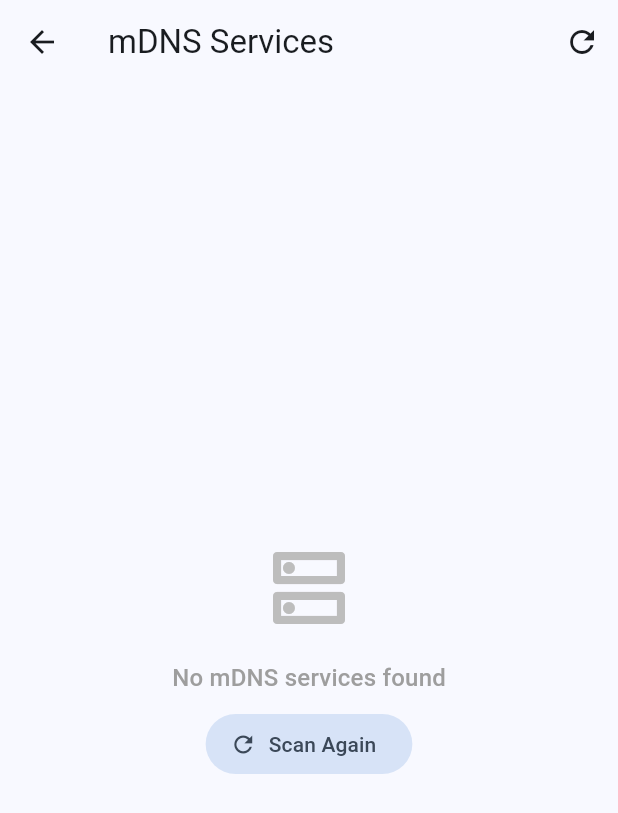
After one commit to zegang/ainas, a Flutter app: the MdnsBrowserPage screen opened directly, on a phone screen of 412 x 824 dp. The commit adds this screen. Shown: the top 813 px of the screen. Run offline on Flutter 3.47's test engine with Material 3 defaults, Android fonts, the phone set to English and light mode, and no system bars; our stand-ins replace cached_network_image, file_picker, flutter_markdown, flutter_tts, multicast_dns, shared_preferences and 2 more; missing offline and left inert: dart:ui_web, syncfusion_flutter_pdfviewer; accounts and stored records are empty; network calls fail.

Commit message:
Discovery all mDNS

```diff
--- /dev/null
+++ b/frontend/lib/features/home/presentation/widgets/mdns_browser_page.dart
@@ -0,0 +1,136 @@
+import 'dart:async';
+import 'package:flutter/material.dart';
+import 'package:flutter/foundation.dart' show kIsWeb;
+import 'package:ainas_frontend/l10n/app_localizations.dart';
+import 'package:ainas_frontend/services/mdns_service.dart';
+import 'package:ainas_frontend/services/api_service.dart';
+import 'package:ainas_frontend/shared/models/nas_server.dart';
+import 'package:ainas_frontend/features/home/presentation/widgets/mdns_server_detail_page.dart';
+
+class MdnsBrowserPage extends StatefulWidget {
+  const MdnsBrowserPage({super.key});
+
+  @override
+  State<MdnsBrowserPage> createState() => _MdnsBrowserPageState();
+}
+
+class _MdnsBrowserPageState extends State<MdnsBrowserPage> {
+  final ApiService _api = ApiService();
+  bool _isScanning = false;
+  final List<NasServer> _servers = [];
+  StreamSubscription<NasServer>? _subscription;
+
+  @override
+  void initState() {
+    super.initState();
+    _startScan();
+  }
+
+  @override
+  void dispose() {
+    _subscription?.cancel();
+    super.dispose();
+  }
+
+  void _startScan() {
+    if (kIsWeb) return;
+    setState(() => _isScanning = true);
+    _subscription?.cancel();
+    _servers.clear();
+    _subscription = MdnsService.scanForServers().listen((server) {
+      if (!mounted) return;
+      setState(() {
+        _servers.removeWhere(
+          (s) => s.host == server.host && s.port == server.port,
+        );
+        _servers.add(server);
+      });
+    }, onDone: () {
+      if (mounted) setState(() => _isScanning = false);
+    }, onError: (_) {
+      if (mounted) setState(() => _isScanning = false);
+    });
+  }
+
+  void _onServiceSelected(NasServer server) {
+    Navigator.push(
+      context,
+      MaterialPageRoute(builder: (_) => MdnsServerDetailPage(server: server)),
+    );
+  }
+
+  @override
+  Widget build(BuildContext context) {
+    final l10n = AppLocalizations.of(context)!;
+    return Scaffold(
+      appBar: AppBar(
+        title: Text(l10n.mdnsPageTitle),
+        actions: [
+          if (_isScanning)
+            const Padding(
+              padding: EdgeInsets.only(right: 12),
+              child: SizedBox(width: 20, height: 20, child: CircularProgressIndicator(strokeWidth: 2)),
+            )
+          else
+            IconButton(icon: const Icon(Icons.refresh), onPressed: _startScan),
+        ],
+      ),
+      body: kIsWeb
+          ? Center(child: Text(l10n.mdnsWebUnsupported))
+          : _servers.isEmpty && !_isScanning
+              ? Center(
+                  child: Column(
+                    mainAxisSize: MainAxisSize.min,
+                    children: [
+                      Icon(Icons.dns_outlined, size: 64, color: Colors.grey.shade400),
+                      const SizedBox(height: 16),
+                      Text(l10n.mdnsNoServicesFound,
+                          style: Theme.of(context).textTheme.titleMedium?.copyWith(color: Colors.grey)),
+                      const SizedBox(height: 8),
+                      FilledButton.tonalIcon(
+                        onPressed: _startScan,
+                        icon: const Icon(Icons.refresh),
+                        label: Text(l10n.mdnsScanAgain),
+                      ),
+                    ],
+                  ),
+                )
+              : RefreshIndicator(
+                  onRefresh: () async => _startScan(),
+                  child: ListView.builder(
+                    padding: const EdgeInsets.symmetric(vertical: 8),
+                    itemCount: _servers.length + (_isScanning ? 1 : 0),
+                    itemBuilder: (context, index) {
+                      if (index == _servers.length) {
+                        return const Padding(
+                          padding: EdgeInsets.all(16),
+                          child: Center(child: CircularProgressIndicator()),
+                        );
+                      }
+                      final server = _servers[index];
+                      final isTarget = _api.baseUrl == server.url;
+                      return ListTile(
+                        leading: Icon(
+                          isTarget ? Icons.check_circle : Icons.dns_outlined,
+                          color: isTarget ? Colors.green : null,
+                        ),
+                        title: Text(server.name,
+                            style: isTarget ? const TextStyle(fontWeight: FontWeight.bold) : null),
+                        subtitle: Text(server.displayUrl,
+                            style: TextStyle(fontSize: 12, color: isTarget ? Colors.green : null)),
+                        trailing: const Icon(Icons.chevron_right),
+                        tileColor: isTarget ? Colors.green.withOpacity(0.08) : null,
+                        shape: isTarget
+                            ? RoundedRectangleBorder(
+                                side: BorderSide(color: Colors.green.withOpacity(0.3)),
+                                borderRadius: BorderRadius.circular(8),
+                              )
+                            : null,
+                        onTap: () => _onServiceSelected(server),
+                      );
+                    },
+                  ),
+                ),
+    );
+  }
+}
--- a/frontend/lib/l10n/app_en.arb
+++ b/frontend/lib/l10n/app_en.arb
@@ -380,5 +380,33 @@
   "okButton": "OK",
   "selectFolderTitle": "Select Folder",
   "openFolder": "Open Folder",
-  "settingServiceTitle": "Setting & Service"
+  "settingServiceTitle": "Setting & Service",
+  "mdnsPageTitle": "mDNS Services",
+  "mdnsWebUnsupported": "mDNS is not supported on web.",
+  "mdnsNoServicesFound": "No mDNS services found",
+  "mdnsScanAgain": "Scan Again",
+  "mdnsScanningServers": "Scanning for servers...",
+  "mdnsAvailableServers": "Available AI NAS Servers",
+  "mdnsBrowseAll": "Browse all mDNS services",
+  "mdnsNoServers": "No servers found on local network",
+  "mdnsWebLimitationTitle": "Web Browser Limitation",
+  "mdnsWebLimitationDesc": "mDNS Service Discovery is not supported in web browsers due to security restrictions. Please ensure your NAS address is correctly configured in the app settings.",
+  "mdnsNameLabel": "Name",
+  "mdnsHostnameLabel": "Hostname",
+  "mdnsPriorityLabel": "Priority",
+  "mdnsWeightLabel": "Weight",
+  "mdnsIpv4Label": "IPv4",
+  "mdnsIpv6Label": "IPv6",
+  "mdnsAdditionalIpv4": "Additional IPv4 Addresses",
+  "mdnsAdditionalIpv6": "Additional IPv6 Addresses",
+  "mdnsTxtRecords": "Properties",
+  "mdnsSetAsTarget": "Set as Target",
+  "mdnsSetAsTargetButton": "Set as Target AI NAS",
+  "mdnsServiceTypeLabel": "Service Type",
+  "mdnsTargetSet": "Target AI NAS set to {url}",
+  "@mdnsTargetSet": {
+    "placeholders": {
+      "url": {}
+    }
+  }
 }
--- a/frontend/lib/l10n/app_localizations.dart
+++ b/frontend/lib/l10n/app_localizations.dart
@@ -1627,6 +1627,144 @@ abstract class AppLocalizations {
   /// In en, this message translates to:
   /// **'Setting & Service'**
   String get settingServiceTitle;
+
+  /// No description provided for @mdnsPageTitle.
+  ///
+  /// In en, this message translates to:
+  /// **'mDNS Services'**
+  String get mdnsPageTitle;
+
+  /// No description provided for @mdnsWebUnsupported.
+  ///
+  /// In en, this message translates to:
+  /// **'mDNS is not supported on web.'**
+  String get mdnsWebUnsupported;
+
+  /// No description provided for @mdnsNoServicesFound.
+  ///
+  /// In en, this message translates to:
+  /// **'No mDNS services found'**
+  String get mdnsNoServicesFound;
+
+  /// No description provided for @mdnsScanAgain.
+  ///
+  /// In en, this message translates to:
+  /// **'Scan Again'**
+  String get mdnsScanAgain;
+
+  /// No description provided for @mdnsScanningServers.
+  ///
+  /// In en, this message translates to:
+  /// **'Scanning for servers...'**
+  String get mdnsScanningServers;
+
+  /// No description provided for @mdnsAvailableServers.
+  ///
+  /// In en, this message translates to:
+  /// **'Available AI NAS Servers'**
+  String get mdnsAvailableServers;
+
+  /// No description provided for @mdnsBrowseAll.
+  ///
+  /// In en, this message translates to:
+  /// **'Browse all mDNS services'**
+  String get mdnsBrowseAll;
+
+  /// No description provided for @mdnsNoServers.
+  ///
+  /// In en, this message translates to:
+  /// **'No servers found on local network'**
+  String get mdnsNoServers;
+
+  /// No description provided for @mdnsWebLimitationTitle.
+  ///
+  /// In en, this message translates to:
+  /// **'Web Browser Limitation'**
+  String get mdnsWebLimitationTitle;
+
+  /// No description provided for @mdnsWebLimitationDesc.
+  ///
+  /// In en, this message translates to:
+  /// **'mDNS Service Discovery is not supported in web browsers due to security restrictions. Please ensure your NAS address is correctly configured in the app settings.'**
+  String get mdnsWebLimitationDesc;
+
+  /// No description provided for @mdnsNameLabel.
+  ///
+  /// In en, this message translates to:
+  /// **'Name'**
+  String get mdnsNameLabel;
+
+  /// No description provided for @mdnsHostnameLabel.
+  ///
+  /// In en, this message translates to:
+  /// **'Hostname'**
+  String get mdnsHostnameLabel;
+
+  /// No description provided for @mdnsPriorityLabel.
+  ///
+  /// In en, this message translates to:
+  /// **'Priority'**
+  String get mdnsPriorityLabel;
+
+  /// No description provided for @mdnsWeightLabel.
+  ///
+  /// In en, this message translates to:
+  /// **'Weight'**
+  String get mdnsWeightLabel;
+
+  /// No description provided for @mdnsIpv4Label.
+  ///
+  /// In en, this message translates to:
+  /// **'IPv4'**
+  String get mdnsIpv4Label;
+
+  /// No description provided for @mdnsIpv6Label.
+  ///
+  /// In en, this message translates to:
+  /// **'IPv6'**
+  String get mdnsIpv6Label;
+
+  /// No description provided for @mdnsAdditionalIpv4.
+  ///
+  /// In en, this message translates to:
+  /// **'Additional IPv4 Addresses'**
+  String get mdnsAdditionalIpv4;
+
+  /// No description provided for @mdnsAdditionalIpv6.
+  ///
+  /// In en, this message translates to:
+  /// **'Additional IPv6 Addresses'**
+  String get mdnsAdditionalIpv6;
+
+  /// No description provided for @mdnsTxtRecords.
+  ///
+  /// In en, this message translates to:
+  /// **'Properties'**
+  String get mdnsTxtRecords;
+
+  /// No description provided for @mdnsSetAsTarget.
+  ///
+  /// In en, this message translates to:
+  /// **'Set as Target'**
+  String get mdnsSetAsTarget;
+
+  /// No description provided for @mdnsSetAsTargetButton.
+  ///
+  /// In en, this message translates to:
+  /// **'Set as Target AI NAS'**
+  String get mdnsSetAsTargetButton;
+
+  /// No description provided for @mdnsServiceTypeLabel.
+  ///
+  /// In en, this message translates to:
+  /// **'Service Type'**
+  String get mdnsServiceTypeLabel;
+
+  /// No description provided for @mdnsTargetSet.
+  ///
+  /// In en, this message translates to:
+  /// **'Target AI NAS set to {url}'**
+  String mdnsTargetSet(Object url);
 }
 
 class _AppLocalizationsDelegate
--- a/frontend/lib/services/mdns_service.dart
+++ b/frontend/lib/services/mdns_service.dart
@@ -79,6 +79,7 @@ class MdnsService {
             priority: srv.priority,
             weight: srv.weight,
             txtRecords: txtEntries,
+            serviceType: ptr.domainName.split('.').sublist(1).join('.'),
           );
         }
       }
--- a/frontend/lib/shared/models/nas_server.dart
+++ b/frontend/lib/shared/models/nas_server.dart
@@ -7,6 +7,7 @@ class NasServer {
   final List<String> addresses;
   final List<String> ipv6Addresses;
   final List<String> txtRecords;
+  final String serviceType;
 
   NasServer({
     required this.name,
@@ -17,13 +18,37 @@ class NasServer {
     required this.addresses,
     this.ipv6Addresses = const [],
     this.txtRecords = const [],
+    this.serviceType = '_http._tcp.local.',
   });
 
-  String get primaryAddress => addresses.isNotEmpty ? addresses.first : host;
+  String get primaryAddress => addresses.isNotEmpty
+      ? addresses.first
+      : ipv6Addresses.isNotEmpty
+          ? ipv6Addresses.first
+          : host;
 
   String get url => 'http://$primaryAddress:$port';
 
   String get displayUrl => addresses.isNotEmpty
       ? '${addresses.first}:$port'
-      : '$host:$port';
+      : ipv6Addresses.isNotEmpty
+          ? '${ipv6Addresses.first}:$port'
+          : '$host:$port';
+
+  Map<String, String> get properties {
+    final map = <String, String>{};
+    for (final record in txtRecords) {
+      for (final line in record.split('\n')) {
+        final trimmed = line.trim();
+        if (trimmed.isEmpty) continue;
+        final idx = trimmed.indexOf('=');
+        if (idx > 0) {
+          map[trimmed.substring(0, idx)] = trimmed.substring(idx + 1);
+        } else {
+          map[trimmed] = '';
+        }
+      }
+    }
+    return map;
+  }
 }
```
Also changed, not shown: frontend/lib/features/file_browser/presentation/widgets/nas_browser_page.dart (+2 -51 lines), frontend/lib/features/home/presentation/widgets/home_page.dart (+12 -2 lines), frontend/lib/features/home/presentation/widgets/mdns_discovery_widget.dart (+43 -14 lines), frontend/lib/features/home/presentation/widgets/mdns_server_detail_page.dart (renamed from frontend/lib/features/home/presentation/widgets/nas_server_detail_page.dart, +27 -32 lines), frontend/lib/l10n/app_localizations_en.dart (+72 -0 lines), frontend/lib/l10n/app_localizations_zh.dart (+72 -0 lines), frontend/lib/l10n/app_zh.arb (+29 -1 lines), 1 other file.
